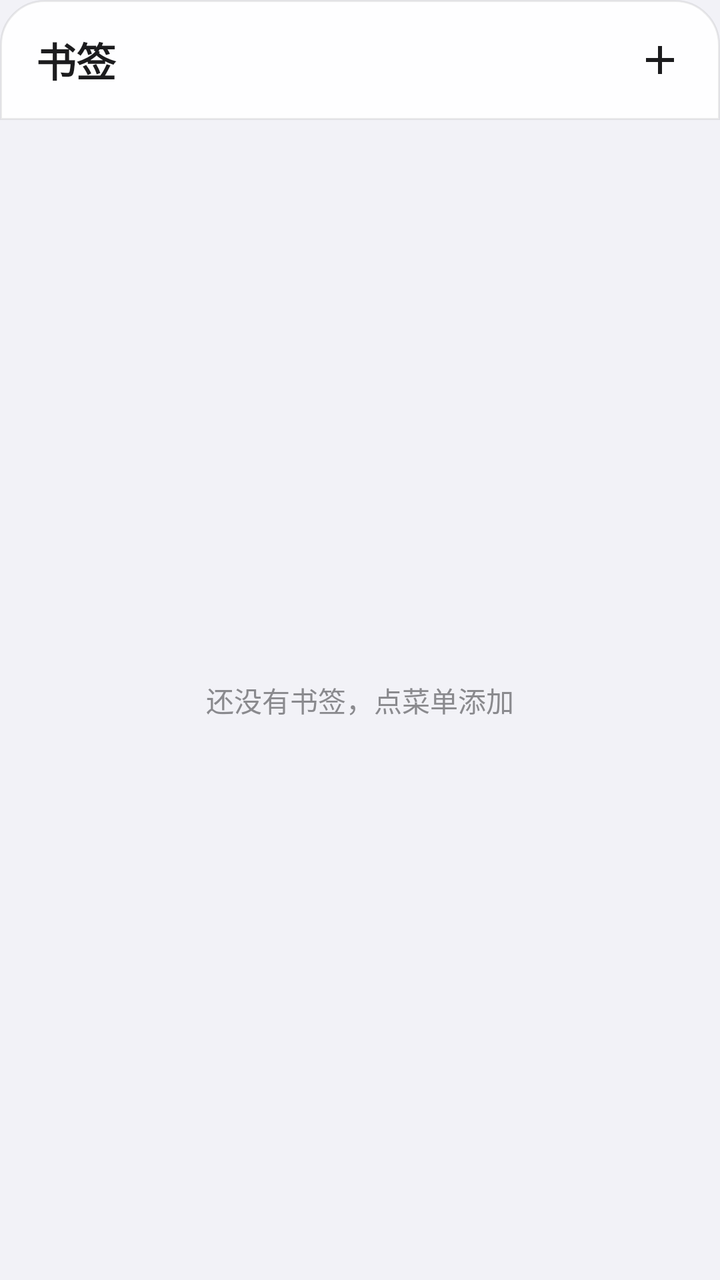
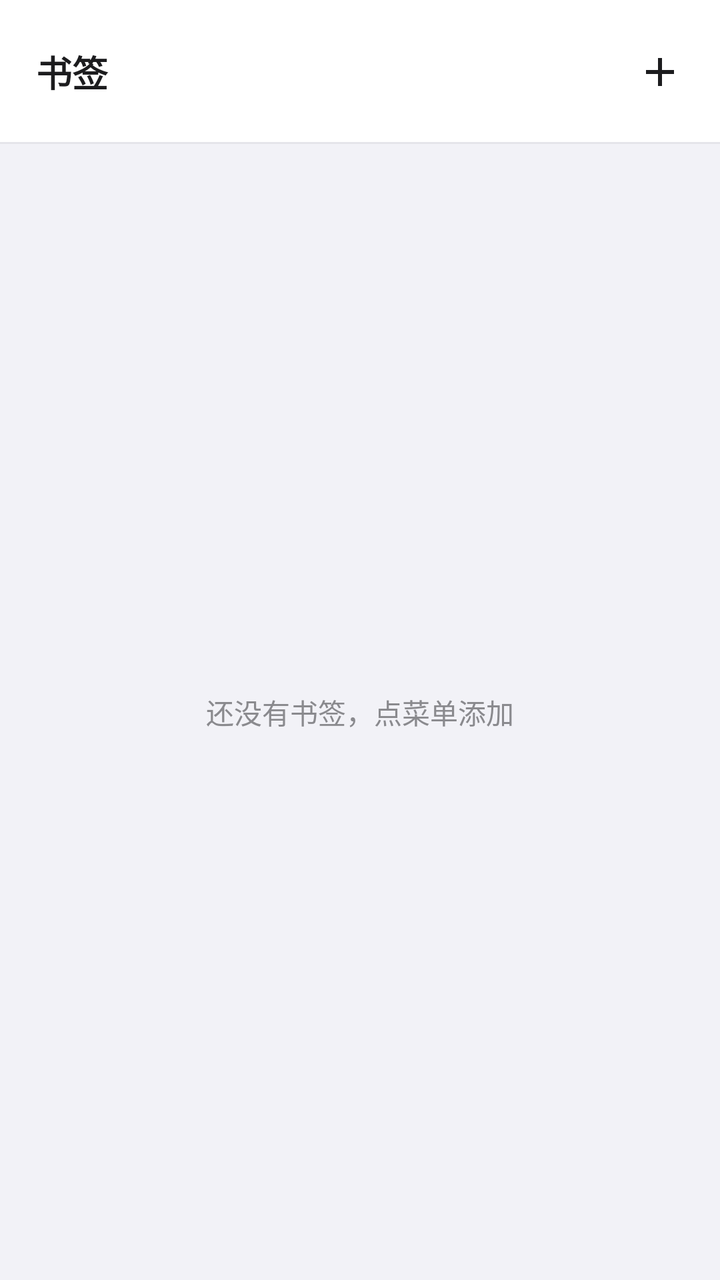

Before-and-after screenshots of an Android layout around one commit, followed by the original layout XML and the change that was made.
<!-- AndroidManifest.xml: application theme AppTheme -->
<!-- res/layout/activity_bookmark.xml -->
<?xml version="1.0" encoding="utf-8"?>
<LinearLayout xmlns:android="http://schemas.android.com/apk/res/android"
    android:layout_width="match_parent"
    android:layout_height="match_parent"
    android:orientation="vertical"
    android:background="@color/bg">

    <LinearLayout
        android:layout_width="match_parent"
        android:layout_height="wrap_content"
        android:orientation="horizontal"
        android:gravity="center_vertical"
        android:background="@drawable/bg_bottom_bar"
        android:elevation="4dp"
        android:paddingStart="18dp"
        android:paddingEnd="8dp"
        android:paddingTop="8dp"
        android:paddingBottom="8dp">

        <TextView
            android:layout_width="0dp"
            android:layout_height="wrap_content"
            android:layout_weight="1"
            android:text="@string/bookmarks"
            android:textColor="@color/text"
            android:textSize="20sp"
            android:textStyle="bold" />

        <ImageButton
            android:id="@+id/btn_add_bookmark"
            style="@style/GlassIconButton"
            android:src="@drawable/ic_add"
            android:contentDescription="@string/add_bookmark" />
    </LinearLayout>

    <FrameLayout
        android:layout_width="match_parent"
        android:layout_height="0dp"
        android:layout_weight="1">

        <ListView
            android:id="@+id/bookmark_list"
            android:layout_width="match_parent"
            android:layout_height="match_parent"
            android:divider="@color/divider"
            android:dividerHeight="1dp" />

        <TextView
            android:id="@+id/empty_hint"
            android:layout_width="wrap_content"
            android:layout_height="wrap_content"
            android:layout_gravity="center"
            android:text="@string/no_bookmarks"
            android:textColor="@color/text_secondary"
            android:textSize="14sp" />
    </FrameLayout>
</LinearLayout>
<!-- resources referenced by this layout -->
<resources>
  <color name="bg">#F2F2F7</color>
  <color name="divider">#1A000000</color>
  <color name="text">#1C1C1E</color>
  <color name="text_secondary">#8A8A8E</color>
  <!-- drawable bg_bottom_bar (drawable) -->
  <?xml version="1.0" encoding="utf-8"?>
  <shape xmlns:android="http://schemas.android.com/apk/res/android"
      android:shape="rectangle">
      <solid android:color="#F2FFFFFF" />
      <corners
          android:topLeftRadius="22dp"
          android:topRightRadius="22dp" />
      <stroke
          android:width="1dp"
          android:color="#14000000" />
  </shape>
  <!-- drawable ic_add (drawable) -->
  <vector xmlns:android="http://schemas.android.com/apk/res/android"
      android:width="24dp"
      android:height="24dp"
      android:viewportWidth="24"
      android:viewportHeight="24">
      <path
          android:fillColor="#FF000000"
          android:pathData="M19,13h-6v6h-2v-6H5v-2h6V5h2v6h6v2z" />
  </vector>
  <string name="add_bookmark">添加书签</string>
  <string name="bookmarks">书签</string>
  <string name="no_bookmarks">还没有书签，点菜单添加</string>
  <style name="GlassIconButton" parent="android:Widget.Material.ImageButton">
          <item name="android:layout_width">44dp</item>
          <item name="android:layout_height">44dp</item>
          <item name="android:background">?android:attr/selectableItemBackgroundBorderless</item>
          <item name="android:scaleType">centerInside</item>
          <item name="android:tint">@color/text</item>
      </style>
  <style name="AppTheme" parent="android:Theme.Material.Light.NoActionBar">
          <item name="android:colorPrimary">@color/primary</item>
          <item name="android:colorPrimaryDark">@color/primary_dark</item>
          <item name="android:colorAccent">@color/primary</item>
          <item name="android:windowBackground">@color/bg</item>
          <item name="android:textColorPrimary">@color/text</item>
          <item name="android:statusBarColor">@color/bg</item>
          <item name="android:windowLightStatusBar">true</item>
      </style>
  <color name="primary">#0A84FF</color>
  <color name="primary_dark">#0060DF</color>
</resources>

<!-- the commit's change to res/layout/activity_bookmark.xml (unified diff, before → after) -->
@@ -3,6 +3,7 @@
     android:layout_width="match_parent"
     android:layout_height="match_parent"
     android:orientation="vertical"
+    android:fitsSystemWindows="true"
     android:background="@color/bg">
 
     <LinearLayout
@@ -10,12 +11,11 @@
         android:layout_height="wrap_content"
         android:orientation="horizontal"
         android:gravity="center_vertical"
-        android:background="@drawable/bg_bottom_bar"
-        android:elevation="4dp"
+        android:background="@drawable/bg_top_bar"
         android:paddingStart="18dp"
         android:paddingEnd="8dp"
-        android:paddingTop="8dp"
-        android:paddingBottom="8dp">
+        android:paddingTop="14dp"
+        android:paddingBottom="14dp">
 
         <TextView
             android:layout_width="0dp"
@@ -23,7 +23,7 @@
             android:layout_weight="1"
             android:text="@string/bookmarks"
             android:textColor="@color/text"
-            android:textSize="20sp"
+            android:textSize="18sp"
             android:textStyle="bold" />
 
         <ImageButton
<!-- resource entries referenced after the edit -->
@@ -4,18 +4,20 @@
   <color name="divider">#1A000000</color>
   <color name="text">#1C1C1E</color>
   <color name="text_secondary">#8A8A8E</color>
-  <!-- drawable bg_bottom_bar (drawable) -->
+  <!-- drawable bg_top_bar (drawable) -->
   <?xml version="1.0" encoding="utf-8"?>
-  <shape xmlns:android="http://schemas.android.com/apk/res/android"
-      android:shape="rectangle">
-      <solid android:color="#F2FFFFFF" />
-      <corners
-          android:topLeftRadius="22dp"
-          android:topRightRadius="22dp" />
-      <stroke
-          android:width="1dp"
-          android:color="#14000000" />
-  </shape>
+  <layer-list xmlns:android="http://schemas.android.com/apk/res/android">
+      <item>
+          <shape android:shape="rectangle">
+              <solid android:color="#FFFFFF" />
+          </shape>
+      </item>
+      <item android:gravity="bottom" android:height="1dp">
+          <shape android:shape="rectangle">
+              <solid android:color="#E5E5EA" />
+          </shape>
+      </item>
+  </layer-list>
   <!-- drawable ic_add (drawable) -->
   <vector xmlns:android="http://schemas.android.com/apk/res/android"
       android:width="24dp"
